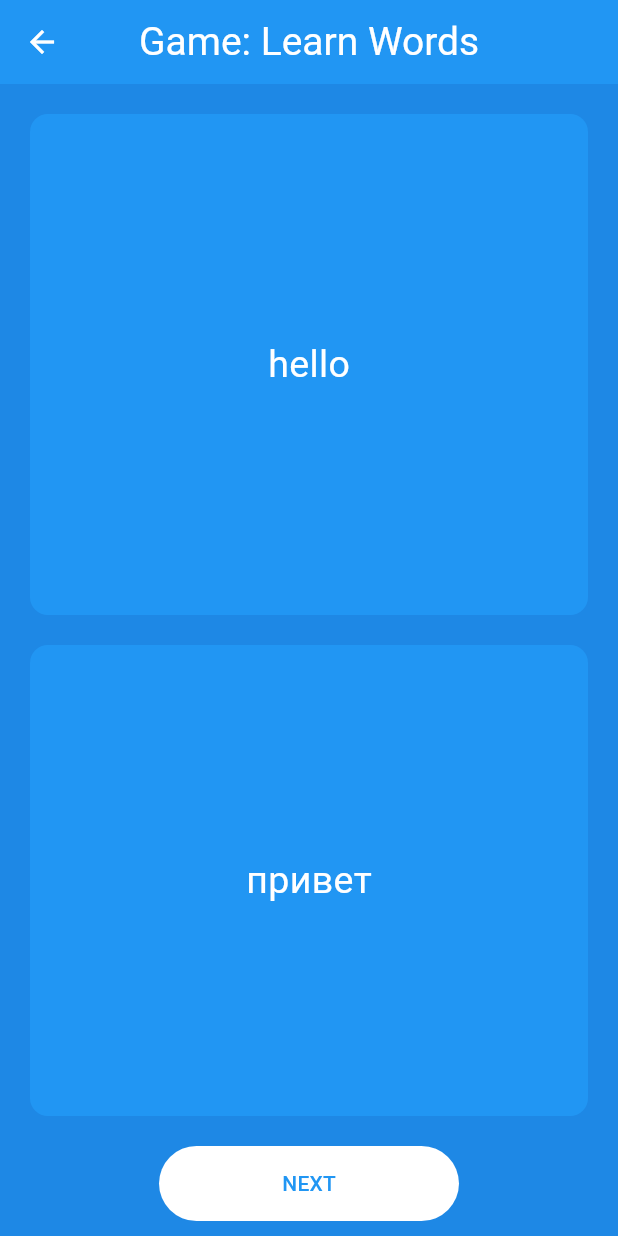
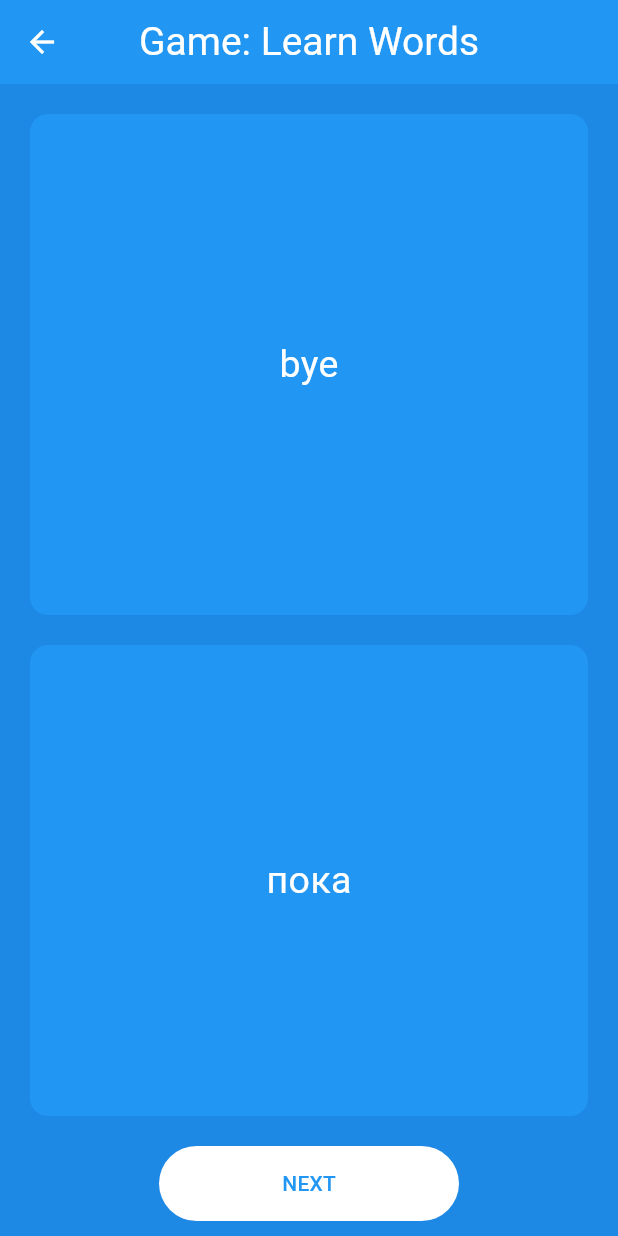
Before and after one commit to faridun-dev/guess_word_app, a Flutter app: the LearnGame screen opened directly, after a tap on "NEXT", on a phone screen of 412 x 824 dp. Run offline on Flutter 3.47's test engine with Material 3 defaults, Android fonts, the light colour scheme and no system bars; our stand-ins replace hive_flutter; accounts and stored records are empty.

Commit message:
Implement Game - 'Learn Words'

```diff
--- a/lib/pages/learn_game.dart
+++ b/lib/pages/learn_game.dart
@@ -10,6 +10,7 @@ class LearnGame extends StatefulWidget {
 
 class _LearnGameState extends State<LearnGame> {
   final db = DataBase();
+  int currentIndex = 0;
 
   @override
   void initState() {
@@ -17,6 +18,24 @@ class _LearnGameState extends State<LearnGame> {
     final Map<String, List<dynamic>> lesson_1 = {
       "hello": ["привет", 0],
       "bye": ["пока", 0],
+      "thank you": ["спасибо", 0],
+      "please": ["пожалуйста", 0],
+      "yes": ["да", 0],
+      "no": ["нет", 0],
+      "good morning": ["доброе утро", 0],
+      "good night": ["спокойной ночи", 0],
+      "how are you?": ["как дела?", 0],
+      "I'm fine": ["я в порядке", 0],
+      "excuse me": ["извините", 0],
+      "sorry": ["прости", 0],
+      "what's your name?": ["как тебя зовут?", 0],
+      "my name is...": ["меня зовут...", 0],
+      "where is...?": ["где...?", 0],
+      "how much?": ["сколько?", 0],
+      "I don't understand": ["я не понимаю", 0],
+      "help": ["помощь", 0],
+      "stop": ["остановись", 0],
+      "water": ["вода", 0],
     };
     db.storeLesson("lesson_1", lesson_1);
   }
@@ -24,13 +43,13 @@ class _LearnGameState extends State<LearnGame> {
   @override
   Widget build(BuildContext context) {
     final data = db.retrieveData("lesson_1");
-    List words = [];
-    List translations = [];
-    for (var i = 0; i < data!.length; i++) {
-      words.add(data.keys.elementAt(i));
-    }
-    for (var i = 0; i < data.length; i++) {
-      translations.add(data.values.elementAt(i));
+    List words = data!.keys.toList();
+    List translations = data.values.toList();
+
+    void nextWord() {
+      setState(() {
+        currentIndex++;
+      });
     }
 
     return Scaffold(
@@ -46,7 +65,8 @@ class _LearnGameState extends State<LearnGame> {
         foregroundColor: Colors.white,
         backgroundColor: Colors.blue,
       ),
-      body: Column(
+      body: currentIndex < words.length
+          ? Column(
               children: [
                 Expanded(
                   child: Padding(
@@ -62,7 +82,7 @@ class _LearnGameState extends State<LearnGame> {
                       ),
                       child: Center(
                         child: Text(
-                    data.keys.elementAt(0),
+                          words[currentIndex],
                           style: const TextStyle(
                             fontSize: 25,
                             color: Colors.white,
@@ -87,7 +107,7 @@ class _LearnGameState extends State<LearnGame> {
                       ),
                       child: Center(
                         child: Text(
-                    data["hello"]![0],
+                          translations[currentIndex][0],
                           style: const TextStyle(
                             fontSize: 25,
                             color: Colors.white,
@@ -105,7 +125,7 @@ class _LearnGameState extends State<LearnGame> {
                       50,
                     ),
                   ),
-            onPressed: () {},
+                  onPressed: nextWord,
                   child: const Text(
                     "NEXT",
                     style: TextStyle(
@@ -117,6 +137,43 @@ class _LearnGameState extends State<LearnGame> {
                   height: 10,
                 ),
               ],
+            )
+          : Center(
+              child: Column(
+                mainAxisAlignment: MainAxisAlignment.center,
+                children: [
+                  const Text(
+                    "Lesson is over 👌🏻",
+                    style: TextStyle(
+                      fontSize: 25,
+                      color: Colors.white,
+                    ),
+                  ),
+                  const SizedBox(
+                    height: 20,
+                  ),
+                  TextButton(
+                    style: TextButton.styleFrom(
+                      backgroundColor: Colors.white,
+                      minimumSize: const Size(
+                        200,
+                        50,
+                      ),
+                    ),
+                    onPressed: () {
+                      setState(() {
+                        currentIndex = 0;
+                      });
+                    },
+                    child: const Text(
+                      "AGAIN",
+                      style: TextStyle(
+                        color: Colors.blue,
+                      ),
+                    ),
+                  ),
+                ],
+              ),
             ),
     );
   }
```
Lines whose indentation alone changed are shown as unchanged.
